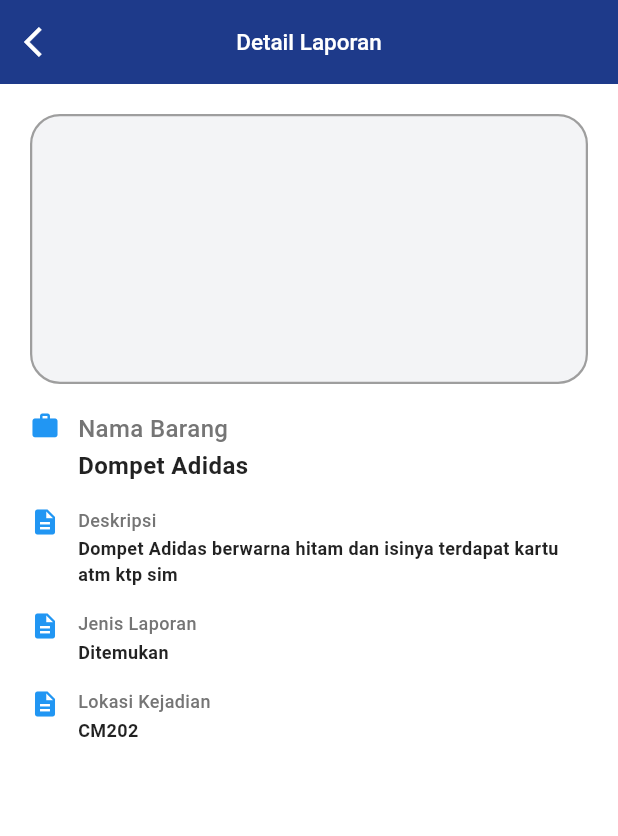
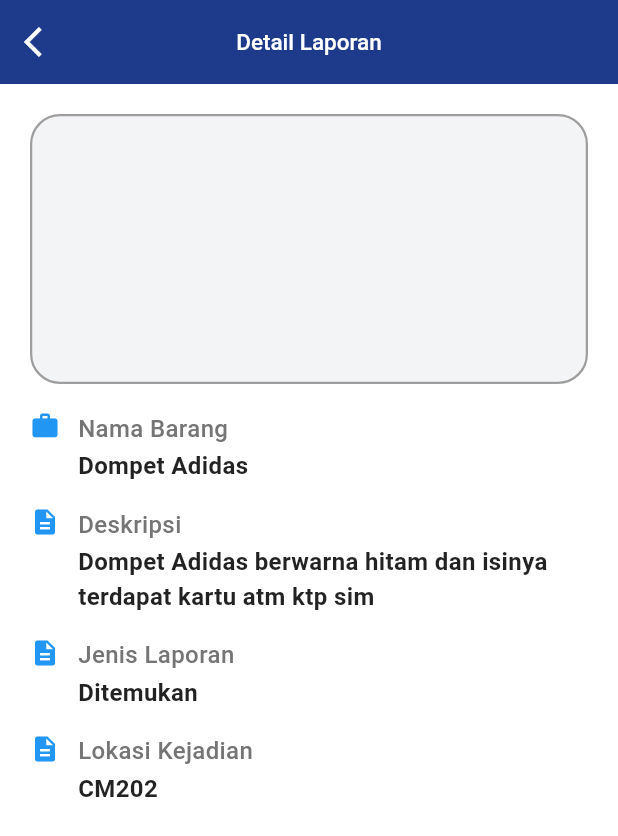
Before and after one commit to AryaPutra-i/lostify, a Flutter app: the screen it shows after launch, on a phone screen of 412 x 824 dp. Shown: the top 836 px of the screen. Run offline on Flutter 3.47's test engine with Material 3 defaults, Android fonts, the phone set to English and light mode, and no system bars; our stand-ins replace image_picker, shared_preferences; accounts and stored records are empty.

Commit message:
update detail dikit

```diff
--- a/lib/views/Detail_laporan/detail_laporan.dart
+++ b/lib/views/Detail_laporan/detail_laporan.dart
@@ -53,9 +53,9 @@ class _datailLaporanState extends State<datailLaporan> {
               const SizedBox(height: 10),
               // untuk menampilkan data laporan bisa mengganti value dengan variable dari database
               Customdatafield(label: 'Nama Barang', value: 'Dompet Adidas', icon: Icons.work, fontsize: 16.0),
-              Customdatafield(label: 'Deskripsi', value: 'Dompet Adidas berwarna hitam dan isinya terdapat kartu atm ktp sim', icon: Icons.description, fontsize: 12.0),
-              Customdatafield(label: 'Jenis Laporan', value: 'Ditemukan', icon: Icons.description, fontsize: 12.0),
-              Customdatafield(label: 'Lokasi Kejadian', value: 'CM202', icon: Icons.description, fontsize: 12.0),
+              Customdatafield(label: 'Deskripsi', value: 'Dompet Adidas berwarna hitam dan isinya terdapat kartu atm ktp sim', icon: Icons.description, fontsize: 16.0),
+              Customdatafield(label: 'Jenis Laporan', value: 'Ditemukan', icon: Icons.description, fontsize: 16.0),
+              Customdatafield(label: 'Lokasi Kejadian', value: 'CM202', icon: Icons.description, fontsize: 16.0),
 
 
             ],
```
